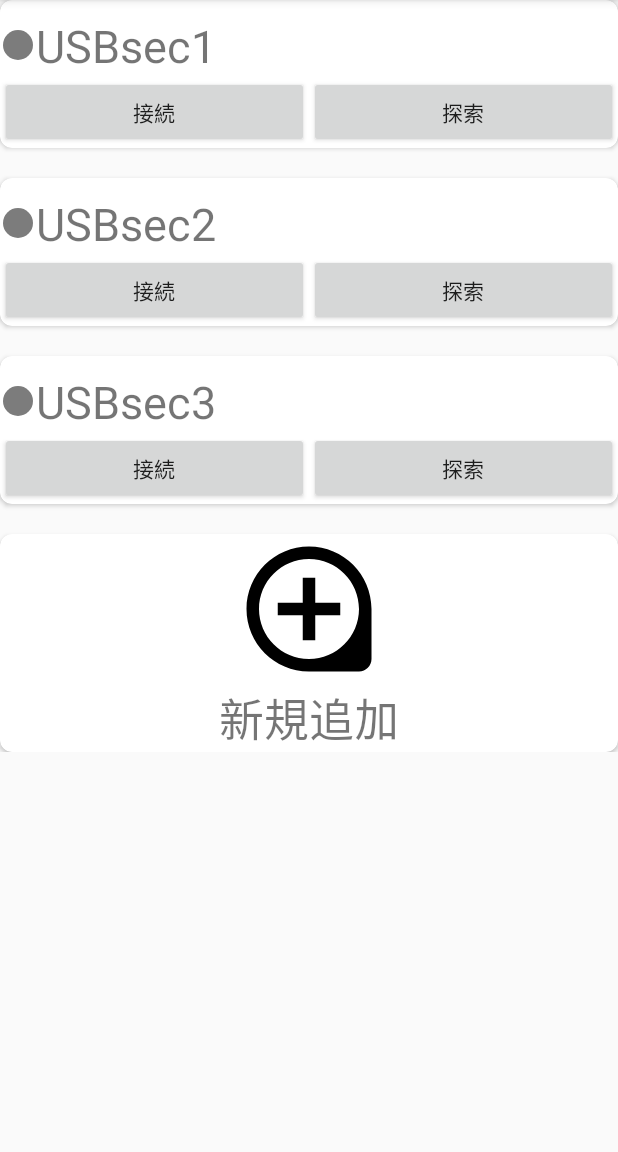
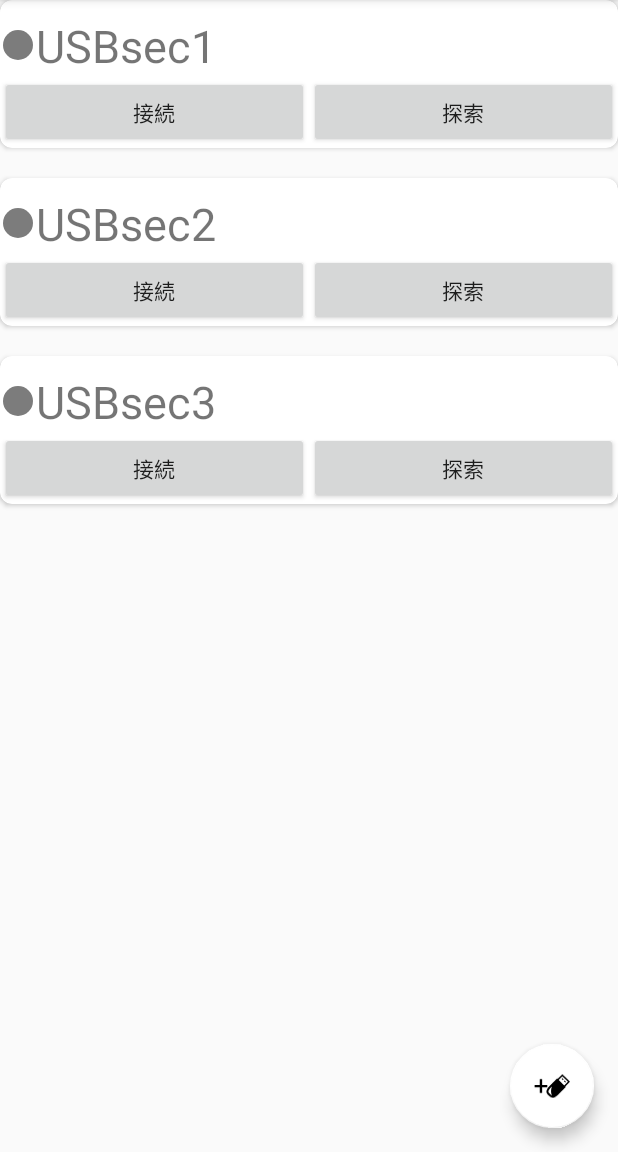
Before and after one commit to MikemoriKeisuke/USBsecController, an Android app: the screen it shows after launch (CardListActivity), on a phone screen of 412 x 824 dp, the part 84-1236 px from its top. Run offline under Robolectric (Android 15) with nearby library versions, the phone set to English and light mode, and no system bars.

Commit message:
addd
adddddddddd

```diff
--- a/app/src/main/AndroidManifest.xml
+++ b/app/src/main/AndroidManifest.xml
@@ -7,9 +7,8 @@
          Google Maps Android API v2, but you must specify either coarse or fine
          location permissions for the 'MyLocation' functionality.
     -->
-    <uses-permission android:name="android.permission.ACCESS_COARSE_LOCATION"/>
+    <uses-permission android:name="android.permission.ACCESS_COARSE_LOCATION" />
     <uses-permission android:name="android.permission.ACCESS_FINE_LOCATION" />
-
 
     <application
         android:allowBackup="true"
@@ -44,7 +43,11 @@
         <activity android:name=".DisconnectActivity" />
         <activity android:name=".AddCompActivity" />
         <activity android:name=".ConnectionCompActivity" />
-        <activity android:name=".DisconnectCompActivity"></activity>
+        <activity android:name=".DisconnectCompActivity" />
+        <activity
+            android:name=".MainActivity"
+            android:label="@string/title_activity_main"
+            android:theme="@style/AppTheme.NoActionBar"></activity>
     </application>
 
 </manifest>
--- a/app/src/main/java/com/example/s20143037/usbseccontroller/CardListActivity.java
+++ b/app/src/main/java/com/example/s20143037/usbseccontroller/CardListActivity.java
@@ -1,20 +1,28 @@
 package com.example.s20143037.usbseccontroller;
 
 import android.*;
+import android.content.Context;
 import android.content.Intent;
 import android.content.pm.PackageManager;
+import android.location.LocationManager;
+import android.provider.Settings;
+import android.support.design.widget.FloatingActionButton;
+import android.support.design.widget.Snackbar;
 import android.support.v4.app.ActivityCompat;
 import android.support.v7.app.AppCompatActivity;
 import android.os.Bundle;
 import android.support.v7.widget.CardView;
 import android.support.v7.widget.LinearLayoutManager;
 import android.support.v7.widget.RecyclerView;
+import android.view.LayoutInflater;
 import android.view.View;
+import android.widget.LinearLayout;
+import android.widget.Toast;
 
 import java.util.ArrayList;
 
 public class CardListActivity extends AppCompatActivity {
-
+    private LocationManager locationManager;
     private RecyclerView mRecyclerView;
     private RecyclerView.Adapter mAdapter;
     private RecyclerView.LayoutManager mLayoutManager;
@@ -30,7 +38,7 @@ public class CardListActivity extends AppCompatActivity {
 
         mLayoutManager = new LinearLayoutManager(this);
         mRecyclerView.setLayoutManager(mLayoutManager);
-        // テストデータを作成
+
         final ArrayList<String> myDataSet = new ArrayList<String>() {
             {
                 add("USBsec1");
@@ -42,6 +50,12 @@ public class CardListActivity extends AppCompatActivity {
         // アダプタを指定する
         mAdapter = new UsbAdapter(this, myDataSet);
         mRecyclerView.setAdapter(mAdapter);
+
+//        LayoutInflater inflater = (LayoutInflater) getSystemService(LAYOUT_INFLATER_SERVICE);
+//        LinearLayout linearLayout = (LinearLayout) inflater.inflate(R.layout.add_card, null);
+//        mRecyclerView.addView(linearLayout);
+
+
         checkPermission();
     }
 
@@ -63,8 +77,9 @@ public class CardListActivity extends AppCompatActivity {
     public void checkPermission() {
         if (ActivityCompat.checkSelfPermission(this, android.Manifest.permission.ACCESS_FINE_LOCATION) != PackageManager.PERMISSION_GRANTED && ActivityCompat.checkSelfPermission(this, android.Manifest.permission.ACCESS_COARSE_LOCATION) != PackageManager.PERMISSION_GRANTED) {
             ActivityCompat.requestPermissions(this, new String[]{android.Manifest.permission.ACCESS_FINE_LOCATION,}, 1000);
+
         } else {
+
         }
     }
-
 }
--- a/app/src/main/java/com/example/s20143037/usbseccontroller/SearchMapActivity.java
+++ b/app/src/main/java/com/example/s20143037/usbseccontroller/SearchMapActivity.java
@@ -45,11 +45,22 @@ public class SearchMapActivity extends FragmentActivity implements OnMapReadyCal
 
     // 位置情報許可の再確認
     public void checkPermission() {
-        if (ActivityCompat.checkSelfPermission(this, android.Manifest.permission.ACCESS_FINE_LOCATION) != PackageManager.PERMISSION_GRANTED && ActivityCompat.checkSelfPermission(this, android.Manifest.permission.ACCESS_COARSE_LOCATION) != PackageManager.PERMISSION_GRANTED) {
-            ActivityCompat.requestPermissions(this, new String[]{Manifest.permission.ACCESS_FINE_LOCATION,}, 1000);
+        if (ActivityCompat.checkSelfPermission(this, Manifest.permission.ACCESS_FINE_LOCATION) != PackageManager.PERMISSION_GRANTED && ActivityCompat.checkSelfPermission(this, Manifest.permission.ACCESS_COARSE_LOCATION) != PackageManager.PERMISSION_GRANTED) {
+            // TODO: Consider calling
+            //    ActivityCompat#requestPermissions
+            // here to request the missing permissions, and then overriding
+            //   public void onRequestPermissionsResult(int requestCode, String[] permissions,
+            //                                          int[] grantResults)
+            // to handle the case where the user grants the permission. See the documentation
+            // for ActivityCompat#requestPermissions for more details.
+            return;
         }
-        else{
-            mMap.setMyLocationEnabled(true);
-        }
+        mMap.setMyLocationEnabled(true);
+//        if (ActivityCompat.checkSelfPermission(this, android.Manifest.permission.ACCESS_FINE_LOCATION) != PackageManager.PERMISSION_GRANTED && ActivityCompat.checkSelfPermission(this, android.Manifest.permission.ACCESS_COARSE_LOCATION) != PackageManager.PERMISSION_GRANTED) {
+//            ActivityCompat.requestPermissions(this, new String[]{Manifest.permission.ACCESS_FINE_LOCATION,}, 1000);
+//        }
+//        else{
+//            mMap.setMyLocationEnabled(true);
+//        }
     }
 }
--- /dev/null
+++ b/app/src/main/res/drawable/ic_usb_plus.xml
@@ -0,0 +1,18 @@
+<vector xmlns:android="http://schemas.android.com/apk/res/android"
+        android:width="782dp"
+        android:height="533dp"
+        android:viewportWidth="782.0"
+        android:viewportHeight="533.0">
+    <path
+        android:fillColor="#FF000000"
+        android:pathData="M781.9,174L781.9,174l0.1,-0.1L616.8,8.7L514.1,111.4l-10.4,-10.4L326.4,278.2c-21.3,21.3 -38.2,46.6 -49.8,74.4c-6.7,16.2 -8.2,33.7 -4.9,50.1c0.3,1.4 0.8,2.8 1.2,4.3c0.3,1.2 0.6,2.5 1,3.7c0.8,2.7 1.8,5.4 2.8,8c0.5,1.3 1.1,2.6 1.7,3.9c1.2,2.5 2.5,4.9 3.9,7.3c0.8,1.3 1.6,2.5 2.4,3.8c1.5,2.3 3.2,4.5 4.9,6.7c1,1.2 2,2.3 3,3.5c0.9,1 1.7,2.2 2.7,3.2l48.3,48.3c24.8,24.8 62,32.1 94.3,18.6c27.8,-11.5 53.1,-28.4 74.4,-49.8l177.2,-177.2l-10.4,-10.4l102.2,-102.2L781.9,174zM737.1,173.9l-80.3,80.3L536.5,133.8L616.8,53.6l120.2,120.2L737.1,173.9zM386,462.7c1.8,4.4 3.7,8.6 5.8,12.7c-7.7,-2.4 -14.9,-6.6 -20.7,-12.4l-38.5,-38.5c-18.9,-18.9 -23.6,-40.2 -15.6,-58.4c9.4,-21.6 22.7,-41.1 39.4,-57.8l22.8,-22.8c3,-3 7.8,0.1 6.4,4c-6,16.8 -10.5,35 -13,54.2c-5.7,42.8 -0.6,83.2 12,115.5c0.4,1 0.7,2 1.1,3C385.8,462.2 385.9,462.4 386,462.7z"/>
+    <path
+        android:fillColor="#FF000000"
+        android:pathData="M615.6,95.6l-0.1,-0.1l0,0l-0.1,-0.1l-16.2,16.2l28.7,28.7l16.1,-16.1l0,0l0,0l0.1,-0.1z"/>
+    <path
+        android:fillColor="#FF000000"
+        android:pathData="M695,175.3l0,-0l-0,-0l0.1,-0.1l-28.5,-28.5l-0.1,-0.1l-0,0l-0.1,-0.1l-16.2,16.2l28.7,28.7z"/>
+    <path
+        android:pathData="M125.4,118.3L177.1,118.3L177.1,244L288.7,244L288.7,292.1L177.1,292.1L177.1,417.9L125.4,417.9L125.4,292.1L13.8,292.1L13.8,244L125.4,244Z"
+        android:fillColor="#FF000000"/>
+</vector>
--- a/app/src/main/res/layout/activity_add_comp.xml
+++ b/app/src/main/res/layout/activity_add_comp.xml
@@ -10,4 +10,5 @@
     android:paddingTop="@dimen/activity_vertical_margin"
     tools:context="com.example.s20143037.usbseccontroller.AddCompActivity">
 
+
 </RelativeLayout>
--- a/app/src/main/res/layout/activity_card_list.xml
+++ b/app/src/main/res/layout/activity_card_list.xml
@@ -1,5 +1,5 @@
 <?xml version="1.0" encoding="utf-8"?>
-<RelativeLayout xmlns:android="http://schemas.android.com/apk/res/android"
+<android.support.design.widget.CoordinatorLayout xmlns:android="http://schemas.android.com/apk/res/android"
     xmlns:app="http://schemas.android.com/apk/res-auto"
     xmlns:tools="http://schemas.android.com/tools"
     android:layout_width="match_parent"
@@ -10,7 +10,7 @@
     <LinearLayout
         android:orientation="vertical"
         android:layout_width="match_parent"
-        android:layout_height="wrap_content">
+        android:layout_height="match_parent">
 
         <android.support.v7.widget.RecyclerView
             android:id="@+id/recyclerView1"
@@ -20,11 +20,16 @@
 
         </android.support.v7.widget.RecyclerView>
 
-        <include
-            android:layout_width="match_parent"
-            android:layout_height="wrap_content"
-            android:paddingBottom="40dp"
-            layout="@layout/add_card" />
     </LinearLayout>
+    <android.support.design.widget.FloatingActionButton
+        android:id="@+id/fab"
+        android:layout_width="wrap_content"
+        android:layout_height="wrap_content"
+        android:layout_gravity="bottom|end"
+        android:layout_margin="@dimen/fab_margin"
+        android:onClick="intentAddUsb"
+        app:fabSize="normal"
+        app:srcCompat="@drawable/ic_usb_plus"
+        app:backgroundTint="#fff"/>
 
-</RelativeLayout>
+</android.support.design.widget.CoordinatorLayout>
--- a/app/src/main/res/layout/add_card.xml
+++ /dev/null
@@ -1,30 +0,0 @@
-<?xml version="1.0" encoding="utf-8"?>
-<android.support.v7.widget.CardView xmlns:android="http://schemas.android.com/apk/res/android"
-    android:layout_width="match_parent"
-    android:layout_height="wrap_content"
-    xmlns:card_view="http://schemas.android.com/apk/res-auto"
-    android:layout_alignParentStart="true"
-    android:layout_below="@+id/textView"
-    card_view:cardCornerRadius="8dp"
-    android:layout_marginBottom="20dp">
-
-    <LinearLayout
-        android:orientation="vertical"
-        android:layout_width="match_parent"
-        android:layout_height="match_parent"
-        android:onClick="intentAddUsb">
-        <FrameLayout
-            android:layout_width="wrap_content"
-            android:layout_height="wrap_content"
-            android:layout_gravity="center"
-            android:background="@drawable/ic_plus" />
-        <TextView
-            android:text="新規追加"
-            android:layout_width="match_parent"
-            android:layout_height="wrap_content"
-            android:id="@+id/textView2"
-            android:gravity="center"
-            android:textSize="30sp" />
-    </LinearLayout>
-
-</android.support.v7.widget.CardView>
--- a/app/src/main/res/layout/card_item.xml
+++ b/app/src/main/res/layout/card_item.xml
@@ -4,9 +4,9 @@
     android:layout_height="wrap_content"
     xmlns:card_view="http://schemas.android.com/apk/res-auto"
     android:layout_alignParentStart="true"
-    android:layout_below="@+id/textView"
     card_view:cardCornerRadius="8dp"
-    android:layout_marginBottom="20dp">
+    android:layout_marginBottom="20dp"
+    android:foreground="?android:attr/selectableItemBackground">
 
     <LinearLayout
         android:orientation="vertical"
--- /dev/null
+++ b/app/src/main/res/values-v21/styles.xml
@@ -0,0 +1,9 @@
+<resources>
+
+    <style name="AppTheme.NoActionBar">
+        <item name="windowActionBar">false</item>
+        <item name="windowNoTitle">true</item>
+        <item name="android:windowDrawsSystemBarBackgrounds">true</item>
+        <item name="android:statusBarColor">@android:color/transparent</item>
+    </style>
+</resources>
--- a/app/src/main/res/values/dimens.xml
+++ b/app/src/main/res/values/dimens.xml
@@ -2,4 +2,5 @@
     <!-- Default screen margins, per the Android Design guidelines. -->
     <dimen name="activity_horizontal_margin">16dp</dimen>
     <dimen name="activity_vertical_margin">16dp</dimen>
+    <dimen name="fab_margin">16dp</dimen>
 </resources>
--- a/app/src/main/res/values/strings.xml
+++ b/app/src/main/res/values/strings.xml
@@ -1,4 +1,5 @@
 <resources>
     <string name="app_name">USBsecController</string>
     <string name="title_activity_search_map">Map</string>
+    <string name="title_activity_main">MainActivity</string>
 </resources>
--- a/app/src/main/res/values/styles.xml
+++ b/app/src/main/res/values/styles.xml
@@ -8,4 +8,13 @@
         <item name="colorAccent">@color/colorAccent</item>
     </style>
 
+    <style name="AppTheme.NoActionBar">
+        <item name="windowActionBar">false</item>
+        <item name="windowNoTitle">true</item>
+    </style>
+
+    <style name="AppTheme.AppBarOverlay" parent="ThemeOverlay.AppCompat.Dark.ActionBar" />
+
+    <style name="AppTheme.PopupOverlay" parent="ThemeOverlay.AppCompat.Light" />
+
 </resources>
```
Also changed, not shown: 2 other files.
